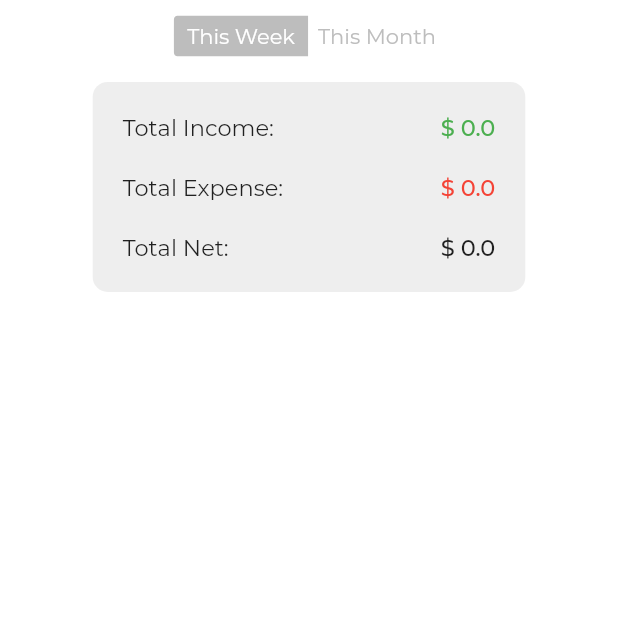
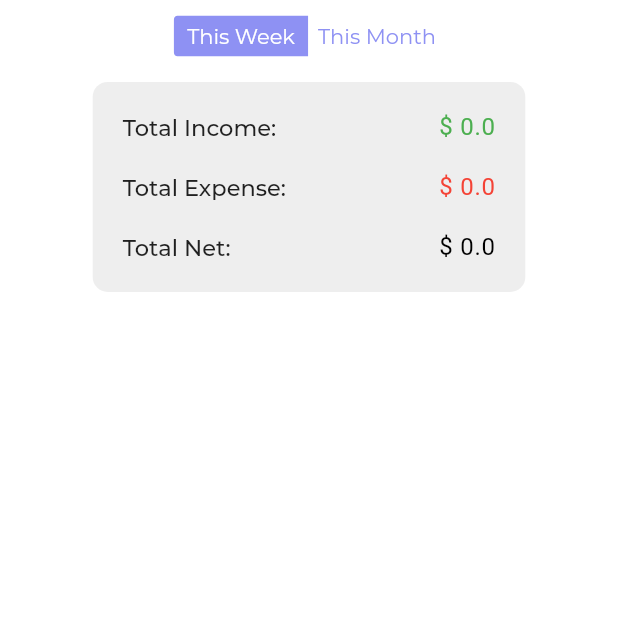
Before and after one commit to muhnee/muhnee_app, a Flutter app: the TransactionsPage screen opened directly, on a phone screen of 412 x 824 dp, the top half of it. Run offline on Flutter 3.47's test engine with Material 2 defaults, Android fonts, the phone set to English and light mode, and no system bars; our stand-ins replace awesome_dialog, bubble_bottom_bar, cloud_firestore, firebase_auth, flutter_spinkit, google_fonts and 1 more; accounts and stored records are empty.

Commit message:
visual updates

```diff
--- a/lib/pages/Home/TransactionsPage.dart
+++ b/lib/pages/Home/TransactionsPage.dart
@@ -70,8 +70,8 @@ class _TransactionsPageState extends State<TransactionsPage> {
             padding: EdgeInsets.only(bottom: 10, top: 10),
             child: CupertinoSegmentedControl<int>(
               borderColor: Colors.white,
-              // selectedColor: Color(0xff8e91f3),
-              selectedColor: Colors.grey[400],
+               selectedColor: Color(0xff8e91f3),
+              //selectedColor: Colors.grey[200],
               unselectedColor: Colors.white,
               children: logoWidgets,
               onValueChanged: (int val) {
@@ -112,6 +112,15 @@ class _TransactionsPageState extends State<TransactionsPage> {
                         width: SizeConfig.blockSizeHorizontal * 70,
                         child: InkWell(
                           child: Container(
+                    //         decoration: BoxDecoration(
+                    // borderRadius: BorderRadius.circular(10.0),
+                    // color: Colors.white,
+                    // boxShadow: [
+                    //   BoxShadow(
+                    //     color: Colors.black.withOpacity(0.25),
+                    //     blurRadius: 10.0,
+                    //   ),
+                    // ]),
                               decoration: BoxDecoration(
                                 borderRadius: BorderRadius.circular(10.0),
                                 color: Colors.grey[200],
@@ -187,42 +196,44 @@ Widget summaryRow(type, amount) {
   return Row(
     mainAxisAlignment: MainAxisAlignment.spaceBetween,
     children: <Widget>[
-      Row(
-        mainAxisAlignment: MainAxisAlignment.start,
-        children: <Widget>[
       Text(
-            "Total ",
+            "Total " + type + ": ",
             style: TextStyle(
               fontSize: 15,
+              fontWeight: FontWeight.w600
             ),
-          ),
-          Text(
-            type + ": ",
-            style: TextStyle(
-              fontSize: 15,
-            ),
-          ),
-        ],
           ),
       type == "Income"
           ? Text(
                           "\$ " + amount,
-              style: TextStyle(
-                  fontSize: 15,
-                  fontWeight: FontWeight.w600,
-                  color: Colors.green),
+                          style: GoogleFonts.varelaRound(
+                            textStyle: TextStyle(
+                                letterSpacing: .5,
+                                fontSize: 16,
+                                color: Colors.green,
+                                ),
+                          ),
                         )
           : type == "Expense"
               ? Text(
                           "\$ " + amount,
-                  style: TextStyle(
-                      fontSize: 15,
-                      fontWeight: FontWeight.w600,
-                      color: Colors.red),
+                          style: GoogleFonts.varelaRound(
+                            textStyle: TextStyle(
+                                letterSpacing: .5,
+                                fontSize: 16,
+                                color: Colors.red,
+                                ),
+                          ),
                         )
               : Text(
                           "\$ " + amount,
-                  style: TextStyle(fontSize: 15, fontWeight: FontWeight.w600),
+                          style: GoogleFonts.varelaRound(
+                            textStyle: TextStyle(
+                                letterSpacing: .5,
+                                fontSize: 16,
+                                color: Colors.black,
+                                ),
+                          ),
                         )
     ],
   );
```
Lines whose indentation alone changed are shown as unchanged.
